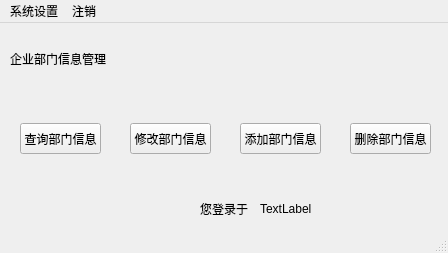
Above: ManageSystem/depart.ui from skyformat99/ManagerSystem before the change. Below: the same form after it.
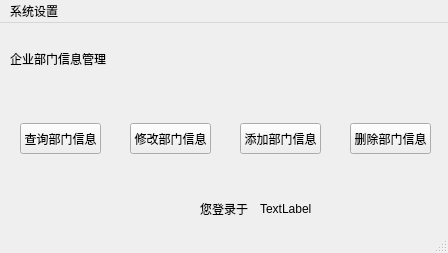
That is the form after the change.

```diff
--- a/ManageSystem/depart.ui
+++ b/ManageSystem/depart.ui
@@ -122,14 +122,9 @@
     <addaction name="aboutAction"/>
     <addaction name="helpAaction"/>
     <addaction name="alterAction"/>
-   </widget>
-   <widget class="QMenu" name="menu_2">
-    <property name="title">
-     <string>注销</string>
-    </property>
+    <addaction name="logoutAction"/>
    </widget>
    <addaction name="menu"/>
-   <addaction name="menu_2"/>
   </widget>
   <widget class="QStatusBar" name="statusbar"/>
   <action name="aboutAction">
```
Left out of the diff: 9 changed lines with no effect on the pictures.
